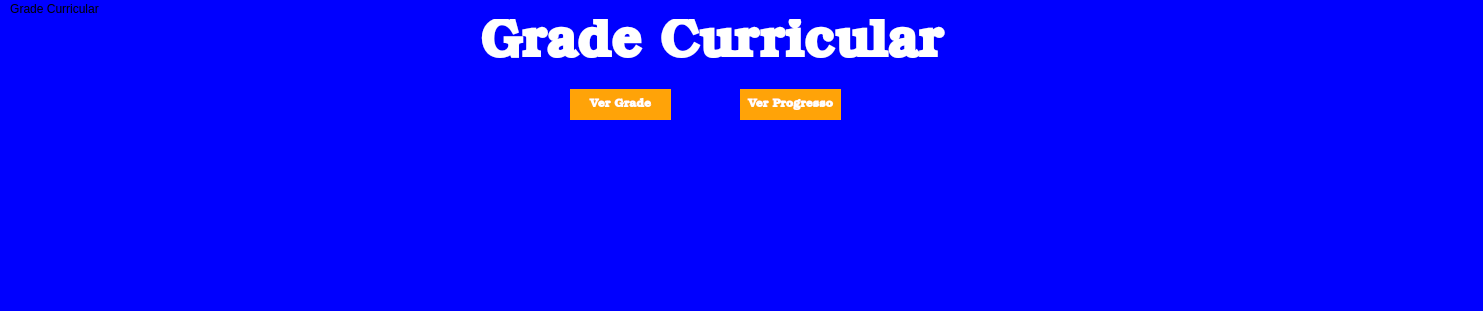
Before: the Qt Designer form src-v1/PetroPlanner/modulogradecompleta.ui in ldsc/ProjetoEngenharia-SimuladorDePlanejamentoDasAtividadesDoEstudanteEngenharia, drawn with Qt 5.
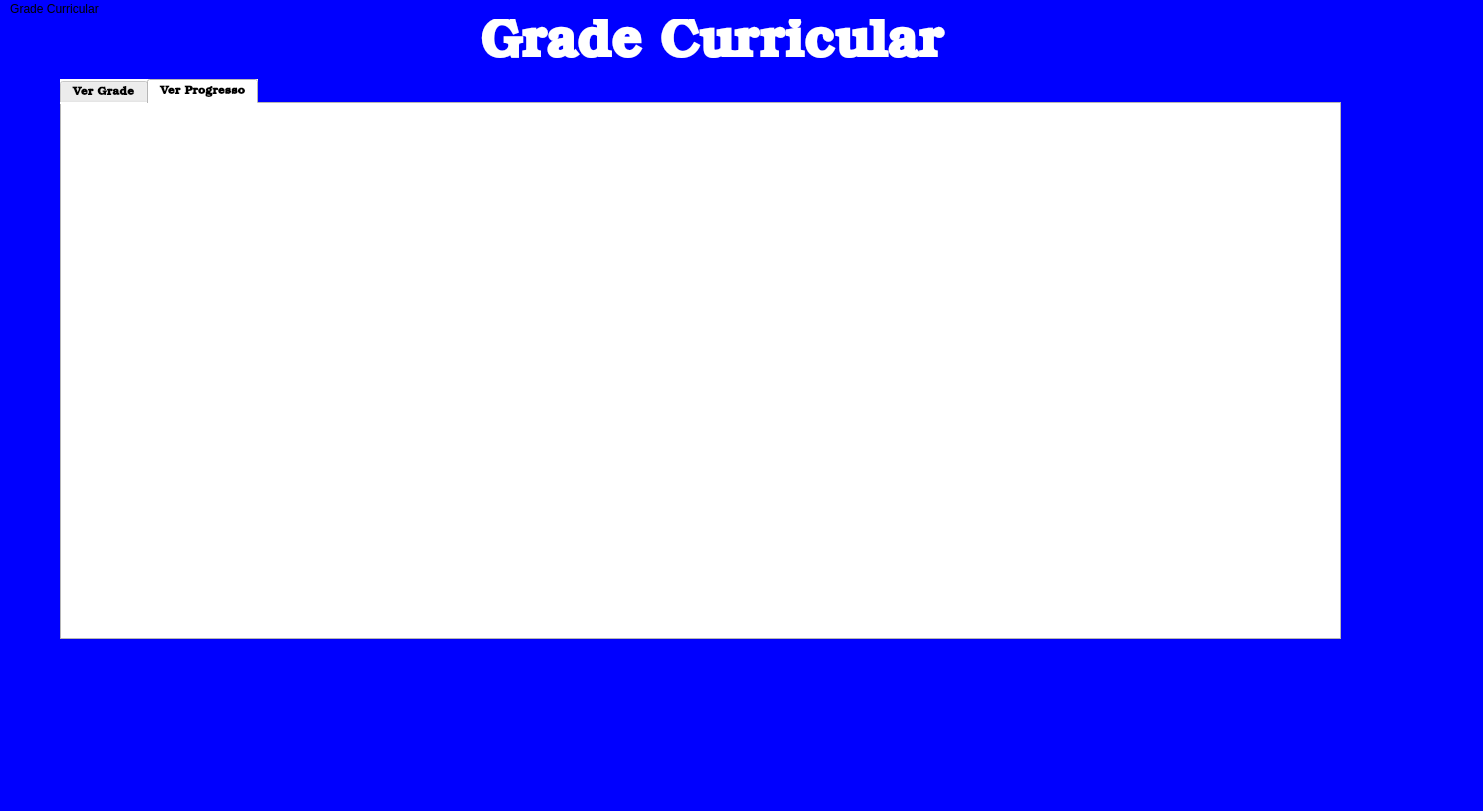
After: the same form once the commit is applied.

Commit message: Tabs para separar grade completa e progresso curricular criadas

```diff
--- a/src-v1/PetroPlanner/modulogradecompleta.ui
+++ b/src-v1/PetroPlanner/modulogradecompleta.ui
@@ -7,7 +7,7 @@
     <x>0</x>
     <y>0</y>
     <width>1483</width>
-    <height>311</height>
+    <height>811</height>
    </rect>
   </property>
   <property name="windowTitle">
@@ -17,50 +17,6 @@
    <string notr="true">background-color: blue;</string>
   </property>
   <widget class="QWidget" name="centralwidget">
-   <widget class="QPushButton" name="pushButton_grade">
-    <property name="geometry">
-     <rect>
-      <x>570</x>
-      <y>70</y>
-      <width>101</width>
-      <height>31</height>
-     </rect>
-    </property>
-    <property name="font">
-     <font>
-      <family>Bookman Old Style</family>
-      <bold>true</bold>
-     </font>
-    </property>
-    <property name="styleSheet">
-     <string notr="true">background-color: #ffa308; color: white; border-radius: 30px;</string>
-    </property>
-    <property name="text">
-     <string>Ver Grade</string>
-    </property>
-   </widget>
-   <widget class="QPushButton" name="pushButton_ProgressoGrade">
-    <property name="geometry">
-     <rect>
-      <x>740</x>
-      <y>70</y>
-      <width>101</width>
-      <height>31</height>
-     </rect>
-    </property>
-    <property name="font">
-     <font>
-      <family>Bookman Old Style</family>
-      <bold>true</bold>
-     </font>
-    </property>
-    <property name="styleSheet">
-     <string notr="true">background-color: #ffa308; color: white; border-radius: 30px;</string>
-    </property>
-    <property name="text">
-     <string>Ver Progresso</string>
-    </property>
-   </widget>
    <widget class="QLabel" name="label">
     <property name="geometry">
      <rect>
@@ -84,6 +40,64 @@
      <string>Grade Curricular</string>
     </property>
    </widget>
+   <widget class="QTabWidget" name="tabsGrade">
+    <property name="geometry">
+     <rect>
+      <x>60</x>
+      <y>60</y>
+      <width>1281</width>
+      <height>561</height>
+     </rect>
+    </property>
+    <property name="font">
+     <font>
+      <family>Bookman Old Style</family>
+      <bold>true</bold>
+     </font>
+    </property>
+    <property name="styleSheet">
+     <string notr="true">background: white; color: black</string>
+    </property>
+    <property name="currentIndex">
+     <number>1</number>
+    </property>
+    <widget class="QWidget" name="tab_gradeGeral">
+     <attribute name="title">
+      <string>Ver Grade</string>
+     </attribute>
+     <widget class="QWidget" name="widget_gradeGeral" native="true">
+      <property name="geometry">
+       <rect>
+        <x>19</x>
+        <y>30</y>
+        <width>1231</width>
+        <height>501</height>
+       </rect>
+      </property>
+     </widget>
+    </widget>
+    <widget class="QWidget" name="tab_GradeProgresso">
+     <property name="font">
+      <font>
+       <family>Bookman Old Style</family>
+       <bold>true</bold>
+      </font>
+     </property>
+     <attribute name="title">
+      <string>Ver Progresso</string>
+     </attribute>
+     <widget class="QWidget" name="widget_gradeProgresso" native="true">
+      <property name="geometry">
+       <rect>
+        <x>20</x>
+        <y>20</y>
+        <width>1241</width>
+        <height>501</height>
+       </rect>
+      </property>
+     </widget>
+    </widget>
+   </widget>
   </widget>
   <widget class="QMenuBar" name="menubar">
    <property name="geometry">
```
The commit also changes 13 other files.
